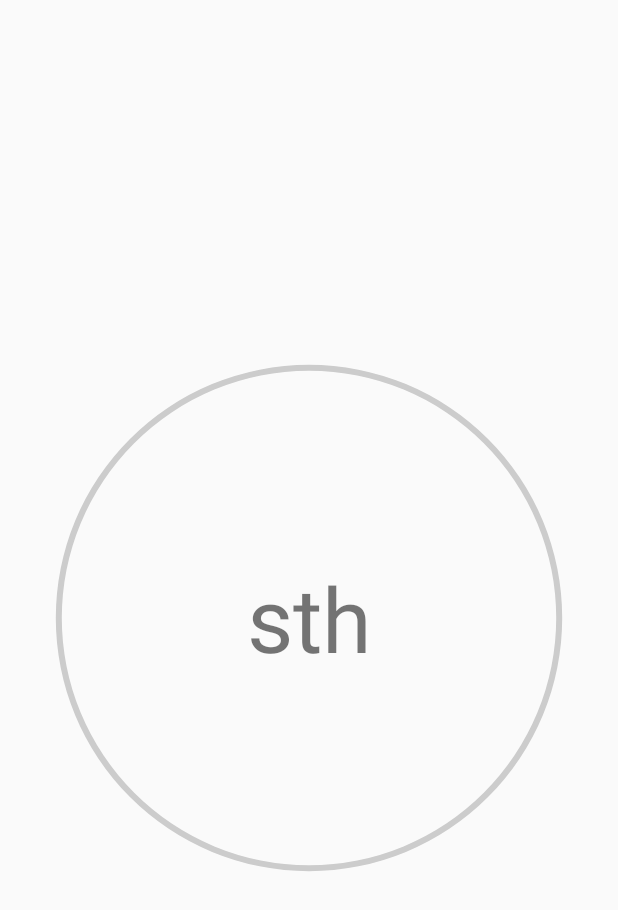
After one commit to SamsonChoo/mqtt-android-thingsboard-secure, an Android app: the fragment Tab3 shown on its own in the app's theme, on a phone screen of 412 x 824 dp. The commit adds this screen. Shown: the top 910 px of the screen. Run offline under Robolectric (Android 15) with nearby library versions, the phone set to English and light mode, and no system bars.

Commit message:
Add tabs to MainInfo Activity

```diff
--- a/app/src/main/java/com/example/chooh/myapplication/Configuration.java
+++ b/app/src/main/java/com/example/chooh/myapplication/Configuration.java
@@ -45,6 +45,7 @@ public class Configuration extends AppCompatActivity {
     private TextView keyFile;
     private JSONArray array=null;
     private Uri uri=null;
+    private String fileName="";
 
     private static final int READ_REQUEST_CODE=42;
 
@@ -226,6 +227,7 @@ public class Configuration extends AppCompatActivity {
                         objectSave.put("pwd",pwdSave);
                         objectSave.put("channel",channelSave);
                         objectSave.put("uri",uri.toString());
+                        objectSave.put("fileName",fileName);
                         array.put(objectSave);
 
                         FileOutputStream outputStream;
@@ -342,6 +344,7 @@ public class Configuration extends AppCompatActivity {
                 if(!displayName.equals("")){
                     keyFile.setText(displayName);
                     keyFile.setVisibility(View.VISIBLE);
+                    fileName=displayName;
                 }
             }
         }finally {
--- a/app/src/main/java/com/example/chooh/myapplication/Tab2.java
+++ b/app/src/main/java/com/example/chooh/myapplication/Tab2.java
@@ -17,7 +17,7 @@ public class Tab2 extends Fragment {
     @Override
     public View onCreateView(LayoutInflater inflater, ViewGroup container,
                              Bundle savedInstanceState) {
-        View view = inflater.inflate(R.layout.phone_info, container, false);
+        View view = inflater.inflate(R.layout.send_data, container, false);
 
         return view;
     }
--- /dev/null
+++ b/app/src/main/java/com/example/chooh/myapplication/Tab3.java
@@ -0,0 +1,48 @@
+package com.example.chooh.myapplication;
+
+import android.content.BroadcastReceiver;
+import android.content.Context;
+import android.content.Intent;
+import android.content.IntentFilter;
+import android.os.BatteryManager;
+import android.os.Bundle;
+import android.support.v4.app.Fragment;
+import android.view.LayoutInflater;
+import android.view.View;
+import android.view.ViewGroup;
+import android.widget.ProgressBar;
+import android.widget.TextView;
+
+public class Tab3 extends Fragment{
+    private ProgressBar battery;
+    private TextView batteryLevel;
+
+    private BroadcastReceiver br=new BroadcastReceiver() {
+        @Override
+        public void onReceive(Context context, Intent intent) {
+            int level=intent.getIntExtra(BatteryManager.EXTRA_LEVEL,0);
+            battery.setProgress(level);
+            batteryLevel.setText(level+"%");
+        }
+    };
+
+    public Tab3(){}
+
+    @Override
+    public void onCreate(Bundle savedInstanceState){
+        super.onCreate(savedInstanceState);
+    }
+
+    @Override
+    public View onCreateView(LayoutInflater inflater, ViewGroup container,
+                             Bundle savedInstanceState) {
+        View view = inflater.inflate(R.layout.battery, container, false);
+
+        battery=(ProgressBar)view.findViewById(R.id.battery);
+        batteryLevel=(TextView)view.findViewById(R.id.level);
+
+        getContext().registerReceiver(br,new IntentFilter(Intent.ACTION_BATTERY_CHANGED));
+
+        return view;
+    }
+}
--- /dev/null
+++ b/app/src/main/res/drawable/circle_background.xml
@@ -0,0 +1,11 @@
+<?xml version="1.0" encoding="utf-8"?>
+<shape
+    xmlns:android="http://schemas.android.com/apk/res/android"
+    android:shape="ring"
+    android:innerRadiusRatio="2.5"
+    android:thickness="4dp"
+    android:useLevel="false">
+
+    <solid android:color="#CCC" />
+
+</shape>
--- /dev/null
+++ b/app/src/main/res/drawable/circle_progress_bar.xml
@@ -0,0 +1,18 @@
+<?xml version="1.0" encoding="utf-8"?>
+<rotate xmlns:android="http://schemas.android.com/apk/res/android"
+    android:fromDegrees="270"
+    android:toDegrees="270">
+    <shape
+        android:innerRadiusRatio="2.5"
+        android:shape="ring"
+        android:thickness="4dp"
+        android:useLevel="true"><!-- this line fixes the issue for lollipop api 21 -->
+
+        <gradient
+            android:angle="0"
+            android:endColor="#18B33C"
+            android:startColor="#18B33C"
+            android:type="sweep"
+            android:useLevel="false" />
+    </shape>
+</rotate>
--- /dev/null
+++ b/app/src/main/res/drawable/textbox_style.xml
@@ -0,0 +1,6 @@
+<?xml version="1.0" encoding="utf-8"?>
+<shape xmlns:android="http://schemas.android.com/apk/res/android">
+    <stroke
+        android:width="1dp"
+        android:color="@color/black" />
+</shape>
--- /dev/null
+++ b/app/src/main/res/layout/battery.xml
@@ -0,0 +1,27 @@
+<?xml version="1.0" encoding="utf-8"?>
+<FrameLayout
+    xmlns:android="http://schemas.android.com/apk/res/android" android:layout_width="match_parent"
+    android:layout_height="match_parent">
+
+    <ProgressBar
+        android:id="@+id/battery"
+        android:layout_width="match_parent"
+        android:layout_height="match_parent"
+        android:indeterminate="false"
+        android:progressDrawable="@drawable/circle_progress_bar"
+        android:background="@drawable/circle_background"
+        style="?android:attr/progressBarStyleHorizontal"
+        android:max="100"
+        android:progress="0"
+        />
+
+    <TextView
+        android:id="@+id/level"
+        android:layout_width="match_parent"
+        android:layout_height="wrap_content"
+        android:text="sth"
+        android:textSize="60sp"
+        android:layout_gravity="center"
+        android:gravity="center"/>
+
+</FrameLayout>
--- a/app/src/main/res/values/strings.xml
+++ b/app/src/main/res/values/strings.xml
@@ -28,4 +28,5 @@
     <string name="version">Android Version:</string>
     <string name="imei">IMEI:</string>
     <string name="serial">Serial Number:</string>
+    <string name="hint">Type in the message you want to send</string>
 </resources>
```
Also changed, not shown: app/src/main/AndroidManifest.xml (+7 -7 lines), app/src/main/java/com/example/chooh/myapplication/Info.java (+8 -4 lines), app/src/main/java/com/example/chooh/myapplication/Main.java (deleted, +0 -89 lines), app/src/main/java/com/example/chooh/myapplication/MainInfo.java (+4 -4 lines), app/src/main/java/com/example/chooh/myapplication/Sensors.java (added, +103 -0 lines), app/src/main/java/com/example/chooh/myapplication/Tab4.java (added, +61 -0 lines), app/src/main/res/drawable/custom_progressbar.xml (added, +29 -0 lines), app/src/main/res/layout/memory.xml (added, +27 -0 lines), app/src/main/res/layout/send_data.xml (+23 -3 lines).
